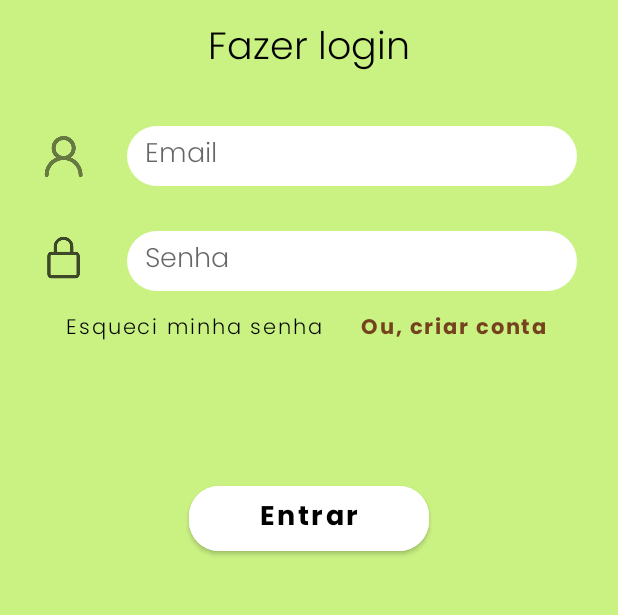
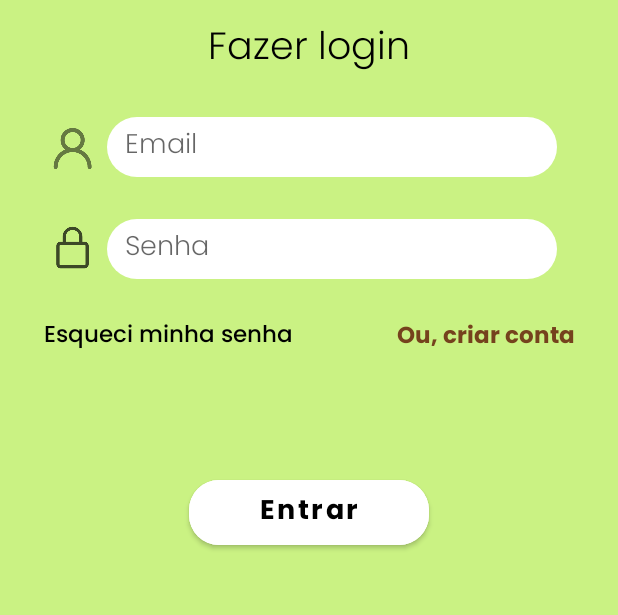
Before and after one commit to amanditateles/Reciclideia, an Android app: the screen it shows after launch (MainActivity), on a phone screen of 412 x 824 dp, the part 473-1088 px from its top. Run offline under Robolectric (Android 15) with nearby library versions, the phone set to English and light mode, and no system bars; our stand-ins replace Firebase (no records; nobody signed in at launch, a user with empty details on screens opened directly).

Commit message:
changes (#2)

```diff
--- a/app/src/main/AndroidManifest.xml
+++ b/app/src/main/AndroidManifest.xml
@@ -14,11 +14,9 @@
         android:label="@string/app_name"
         android:roundIcon="@mipmap/ic_launcher_round"
         android:supportsRtl="false"
-        android:theme="@style/Theme.ReciclideiaDemo1"
+        android:theme="@style/Theme.Reciclideia"
         tools:targetApi="31">
-        <activity
-            android:name=".AreaPostagem"
-            android:exported="false" />
+
         <activity
             android:name=".TelaDeCuriosidadeVidro"
             android:exported="false" />
@@ -42,7 +40,8 @@
             android:exported="false" />
         <activity
             android:name=".Splash"
-            android:exported="true">
+            android:exported="true"
+            android:screenOrientation="fullSensor">
             <intent-filter>
                 <action android:name="android.intent.action.MAIN" />
 
--- a/app/src/main/java/com/example/reciclideia/AreaPostagem.kt
+++ /dev/null
@@ -1,13 +0,0 @@
-package com.example.reciclideia
-
-import androidx.appcompat.app.AppCompatActivity
-import android.os.Bundle
-
-class AreaPostagem : AppCompatActivity() {
-    override fun onCreate(savedInstanceState: Bundle?) {
-        super.onCreate(savedInstanceState)
-        setContentView(R.layout.activity_area_postagem)
-    }
-
-
-}
--- a/app/src/main/java/com/example/reciclideia/MainActivity.kt
+++ b/app/src/main/java/com/example/reciclideia/MainActivity.kt
@@ -4,6 +4,7 @@ import android.content.Intent
 import android.os.Bundle
 import android.widget.Button
 import android.widget.EditText
+import android.widget.TextView
 import android.widget.Toast
 import androidx.appcompat.app.AppCompatActivity
 import com.google.firebase.auth.FirebaseAuth
@@ -14,8 +15,8 @@ class MainActivity : AppCompatActivity() {
     private lateinit var edtEmail: EditText
     private lateinit var edtSenha: EditText
     private lateinit var btnEntrar: Button
-    private lateinit var btnCriarConta: Button
-    private lateinit var btnEsqueciMinhaSenha: Button
+    private lateinit var textViewOuCriarConta: TextView
+    private lateinit var textViewEsqueciMinhaSenha: TextView
     private lateinit var mAuth: FirebaseAuth
 
 
@@ -26,17 +27,17 @@ class MainActivity : AppCompatActivity() {
         edtEmail = findViewById(R.id.edt_email)
         edtSenha = findViewById(R.id.edt_senha)
         btnEntrar = findViewById(R.id.btn_entrar)
-        btnCriarConta = findViewById(R.id.btnCriarConta)
-        btnEsqueciMinhaSenha = findViewById(R.id.btnEsqueciMinhaSenha)
+        textViewOuCriarConta = findViewById(R.id.textViewOuCriarConta)
+        textViewEsqueciMinhaSenha = findViewById(R.id.textViewEsqueciMinhaSenha)
 
         mAuth = FirebaseAuth.getInstance()
 
-        btnCriarConta.setOnClickListener{
+        textViewOuCriarConta.setOnClickListener{
             val intent = Intent(this,Cadastro::class.java)
             startActivity(intent)
         }
 
-        btnEsqueciMinhaSenha.setOnClickListener{
+        textViewEsqueciMinhaSenha.setOnClickListener{
             val intent = Intent(this,RedefinirSenha::class.java)
             startActivity(intent)
         }
--- a/app/src/main/res/layout/activity_main.xml
+++ b/app/src/main/res/layout/activity_main.xml
@@ -54,10 +54,12 @@
         android:id="@+id/imageViewIconePessoa"
         android:layout_width="30dp"
         android:layout_height="30dp"
-        android:layout_marginTop="35dp"
+        android:layout_marginStart="32dp"
+        android:layout_marginTop="30dp"
+        android:layout_marginEnd="8dp"
         android:contentDescription="@string/icone_de_pessoa"
         app:layout_constraintEnd_toStartOf="@+id/edt_email"
-        app:layout_constraintHorizontal_bias="0.5"
+        app:layout_constraintHorizontal_bias="1.0"
         app:layout_constraintStart_toStartOf="parent"
         app:layout_constraintTop_toBottomOf="@+id/textViewSubtituloFazerLogin"
         app:srcCompat="@drawable/icon_pessoa" />
@@ -66,10 +68,12 @@
         android:id="@+id/imageViewIconeCadeado"
         android:layout_width="30dp"
         android:layout_height="30dp"
-        android:layout_marginTop="37dp"
+        android:layout_marginStart="32dp"
+        android:layout_marginTop="36dp"
+        android:layout_marginEnd="8dp"
         android:contentDescription="@string/icone_de_cadeado"
         app:layout_constraintEnd_toStartOf="@+id/edt_senha"
-        app:layout_constraintHorizontal_bias="0.5"
+        app:layout_constraintHorizontal_bias="1.0"
         app:layout_constraintStart_toStartOf="parent"
         app:layout_constraintTop_toBottomOf="@+id/imageViewIconePessoa"
         app:srcCompat="@drawable/icon_cad" />
@@ -79,18 +83,18 @@
         android:layout_width="300dp"
         android:layout_height="40dp"
         android:layout_centerHorizontal="true"
-        android:layout_marginTop="30dp"
+        android:layout_marginStart="30dp"
+        android:layout_marginTop="24dp"
         android:autofillHints="emailAddress"
         android:background="@drawable/edit_round"
         android:ems="10"
-        android:paddingStart="12dp"
-        android:paddingEnd="12dp"
         android:fontFamily="@font/poppins_light"
         android:hint="@string/Email"
         android:inputType="textEmailAddress"
+        android:paddingStart="12dp"
+        android:paddingEnd="12dp"
         app:layout_constraintEnd_toEndOf="parent"
-        app:layout_constraintHorizontal_bias="0.5"
-        app:layout_constraintStart_toEndOf="@+id/imageViewIconePessoa"
+        app:layout_constraintStart_toStartOf="parent"
         app:layout_constraintTop_toBottomOf="@+id/textViewSubtituloFazerLogin" />
 
     <EditText
@@ -99,18 +103,18 @@
         android:layout_height="40dp"
         android:layout_below="@+id/edt_email"
         android:layout_centerHorizontal="true"
-        android:layout_marginTop="30dp"
+        android:layout_marginStart="30dp"
+        android:layout_marginTop="28dp"
         android:autofillHints="password"
         android:background="@drawable/edit_round"
         android:ems="10"
-        android:paddingStart="12dp"
-        android:paddingEnd="12dp"
         android:fontFamily="@font/poppins_light"
         android:hint="@string/senha"
         android:inputType="textPassword"
+        android:paddingStart="12dp"
+        android:paddingEnd="12dp"
         app:layout_constraintEnd_toEndOf="parent"
-        app:layout_constraintHorizontal_bias="0.5"
-        app:layout_constraintStart_toEndOf="@+id/imageViewIconeCadeado"
+        app:layout_constraintStart_toStartOf="parent"
         app:layout_constraintTop_toBottomOf="@+id/edt_email" />
 
     <Button
@@ -132,36 +136,34 @@
         app:layout_constraintStart_toStartOf="parent"
         app:layout_constraintTop_toBottomOf="@+id/edt_senha" />
 
-    <Button
-        android:id="@+id/btnCriarConta"
+    <TextView
+        android:id="@+id/textViewEsqueciMinhaSenha"
         android:layout_width="wrap_content"
         android:layout_height="wrap_content"
-        android:layout_marginTop="1dp"
-        android:backgroundTint="#caf283"
-        android:fontFamily="@font/poppins_bold"
-        android:stateListAnimator="@null"
-        android:text="@string/ou_criar_conta"
-        android:textAllCaps="false"
-        android:textColor="#75421D"
-        app:layout_constraintEnd_toEndOf="parent"
-        app:layout_constraintHorizontal_bias="0.876"
+        android:layout_marginStart="50dp"
+        android:layout_marginTop="25dp"
+        android:layout_marginEnd="49dp"
+        android:fontFamily="@font/poppins_medium"
+        android:text="@string/esqueci_minha_senha"
+        android:textColor="#000"
+        android:textSize="15sp"
+        app:layout_constraintEnd_toStartOf="@+id/textViewOuCriarConta"
         app:layout_constraintStart_toStartOf="parent"
         app:layout_constraintTop_toBottomOf="@+id/edt_senha" />
 
-    <Button
-        android:id="@+id/btnEsqueciMinhaSenha"
+    <TextView
+        android:id="@+id/textViewOuCriarConta"
         android:layout_width="wrap_content"
         android:layout_height="wrap_content"
-        android:layout_marginTop="1dp"
-        android:backgroundTint="#caf283"
-        android:fontFamily="@font/poppins_light"
-        android:stateListAnimator="@null"
-        android:text="@string/esqueci_minha_senha"
-        android:textAllCaps="false"
-        android:textColor="#000"
+        android:layout_marginStart="20dp"
+        android:layout_marginTop="25dp"
+        android:layout_marginEnd="50dp"
+        android:fontFamily="@font/poppins_bold"
+        android:text="@string/ou_criar_conta"
+        android:textColor="#75421D"
+        android:textSize="15sp"
         app:layout_constraintEnd_toEndOf="parent"
-        app:layout_constraintHorizontal_bias="0.13"
-        app:layout_constraintStart_toStartOf="parent"
+        app:layout_constraintStart_toEndOf="@+id/textViewEsqueciMinhaSenha"
         app:layout_constraintTop_toBottomOf="@+id/edt_senha" />
 
 
--- a/app/src/main/res/layout/scroolview_telainicial.xml
+++ b/app/src/main/res/layout/scroolview_telainicial.xml
@@ -7,7 +7,8 @@
         android:orientation="vertical"
         android:layout_width="match_parent"
         android:layout_height="wrap_content">
-        <include layout="@layout/fragment_ideias"/>
+
+        <include layout="@layout/activity_main" />
 
     </LinearLayout>
 
--- a/app/src/main/res/values-night/themes.xml
+++ /dev/null
@@ -1,16 +0,0 @@
-<resources xmlns:tools="http://schemas.android.com/tools">
-    <!-- Base application theme. -->
-    <style name="Theme.ReciclideiaDemo1" parent="Theme.MaterialComponents.DayNight.NoActionBar">
-        <!-- Primary brand color. -->
-        <item name="colorPrimary">@color/purple_200</item>
-        <item name="colorPrimaryVariant">@color/purple_700</item>
-        <item name="colorOnPrimary">@color/black</item>
-        <!-- Secondary brand color. -->
-        <item name="colorSecondary">@color/teal_200</item>
-        <item name="colorSecondaryVariant">@color/teal_200</item>
-        <item name="colorOnSecondary">@color/black</item>
-        <!-- Status bar color. -->
-        <item name="android:statusBarColor" tools:targetApi="l">@color/black</item>
-        <!-- Customize your theme here. -->
-    </style>
-</resources>
--- a/app/src/main/res/values/themes.xml
+++ b/app/src/main/res/values/themes.xml
@@ -1,6 +1,6 @@
 <resources xmlns:tools="http://schemas.android.com/tools">
     <!-- Base application theme. -->
-    <style name="Theme.ReciclideiaDemo1" parent="Theme.MaterialComponents.Light.NoActionBar">
+    <style name="Theme.Reciclideia" parent="Theme.MaterialComponents.Light.NoActionBar">
         <!-- Primary brand color. -->
         <item name="colorPrimary">@color/purple_500</item>
         <item name="colorPrimaryVariant">@color/purple_700</item>
```
